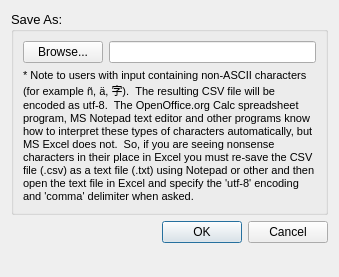
Before: the Qt Designer form src/gui/export_analysis.ui in Ecotrust/delphos, drawn with Qt 5.
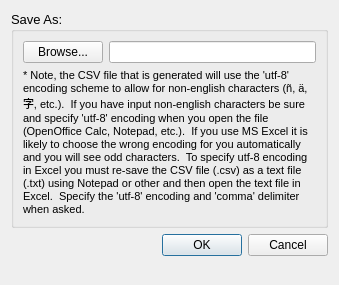
After: the same form once the commit is applied.

```diff
--- a/src/gui/export_analysis.ui
+++ b/src/gui/export_analysis.ui
@@ -9,7 +9,7 @@
     <x>0</x>
     <y>0</y>
     <width>339</width>
-    <height>277</height>
+    <height>285</height>
    </rect>
   </property>
   <property name="font" >
@@ -88,7 +88,7 @@
          </font>
         </property>
         <property name="text" >
-         <string>* Note to users with input containing non-ASCII characters (for example ñ, ä, 字).  The resulting CSV file will be encoded as utf-8.  The OpenOffice.org Calc spreadsheet program, MS Notepad text editor and other programs know how to interpret these types of characters automatically, but MS Excel does not.  So, if you are seeing nonsense characters in their place in Excel you must re-save the CSV file (.csv) as a text file (.txt) using Notepad or other and then open the text file in Excel and specify the 'utf-8' encoding and 'comma' delimiter when asked.</string>
+         <string>* Note, the CSV file that is generated will use the 'utf-8' encoding scheme to allow for non-english characters (ñ, ä, 字, etc.).  If you have input non-english characters be sure and specify 'utf-8' encoding when you open the file (OpenOffice Calc, Notepad, etc.).  If you use MS Excel it is likely to choose the wrong encoding for you automatically and you will see odd characters.  To specify utf-8 encoding in Excel you must re-save the CSV file (.csv) as a text file (.txt) using Notepad or other and then open the text file in Excel.  Specify the 'utf-8' encoding and 'comma' delimiter when asked.</string>
         </property>
         <property name="alignment" >
          <set>Qt::AlignLeading|Qt::AlignLeft|Qt::AlignTop</set>
```
Left out of the diff: 2 changed lines with no effect on the pictures.
